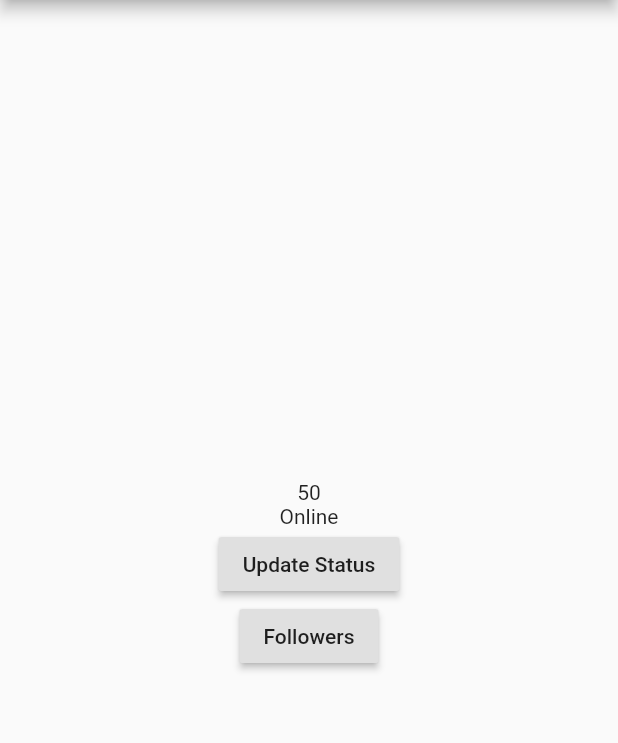
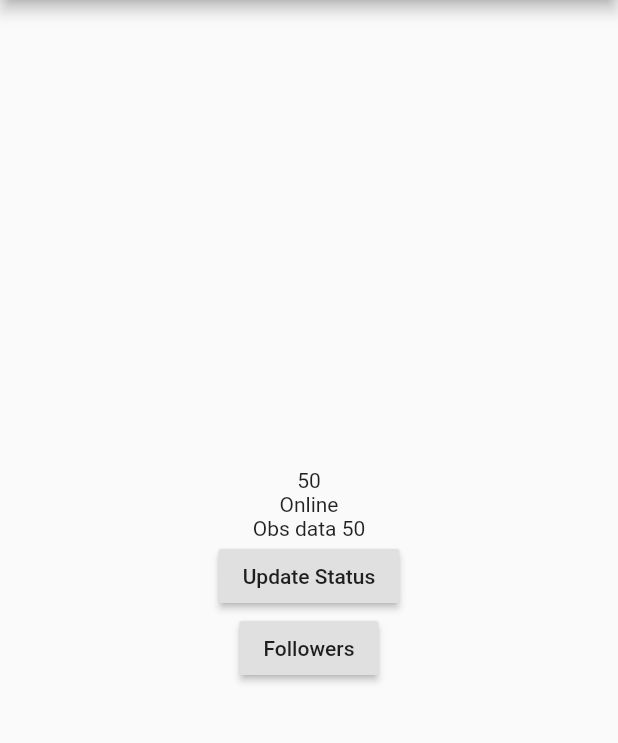
Before and after one commit to ravikesh4/flutter_getx, a Flutter app: the screen it shows after launch, on a phone screen of 412 x 824 dp, the part 84-827 px from its top. Run offline on Flutter 3.47's test engine with Material 2 defaults, Android fonts, the phone set to English and light mode, and no system bars; our stand-ins replace get.

Commit message:
obx-widget-state-getx

```diff
--- a/lib/homepage.dart
+++ b/lib/homepage.dart
@@ -28,6 +28,9 @@ class Homepage extends StatelessWidget {
               print('status');
               return Text(homeController.status.value);
             }),
+            Obx(() {
+              return Text("Obs data ${homeController.followers}");
+            }),
             RaisedButton(
               onPressed: () {
                 homeController.updateStatus('Offline');
```
